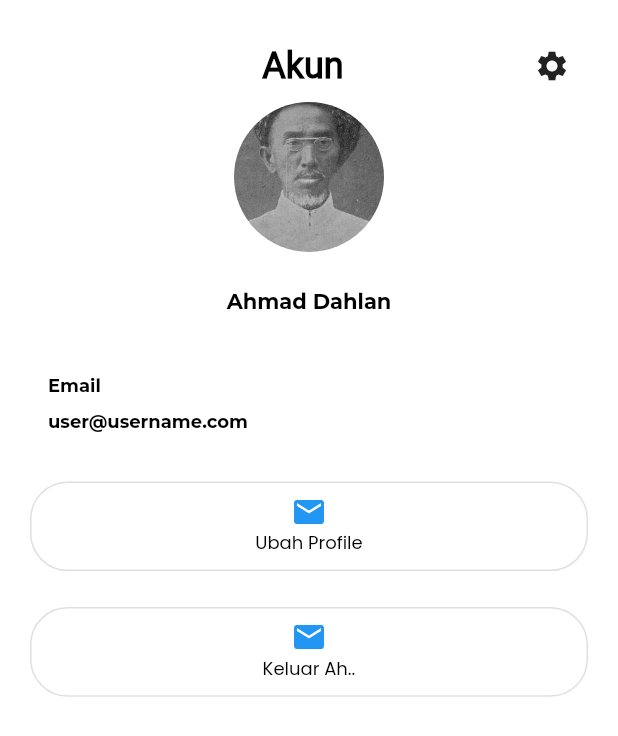
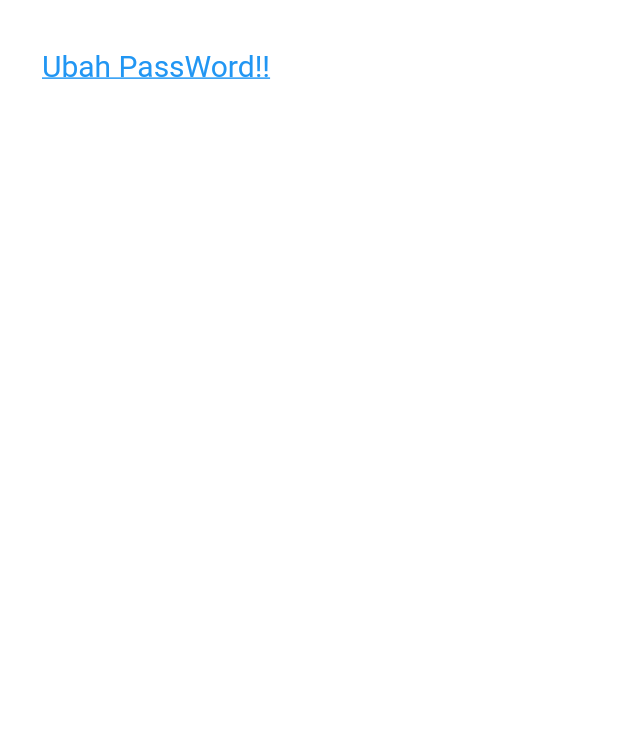
Before and after one commit to zulham-dahlan/WebinfoSenter, a Flutter app: the ProfilePage screen opened by its route, after a tap on the "settings" icon, on a phone screen of 412 x 824 dp. Shown: the top 736 px of the screen. Run offline on Flutter 3.47's test engine with Material 2 defaults, Android fonts, the phone set to English and light mode, and no system bars; our stand-ins replace cloud_firestore, firebase_auth; accounts and stored records are empty.

Commit message:
menambahkan halaman ganti password, menambahkan beberapa dependencies terkait firebase

```diff
--- a/lib/main.dart
+++ b/lib/main.dart
@@ -15,6 +15,7 @@ import 'package:webinfo_senter/ui/search_screen.dart';
 import 'package:webinfo_senter/ui/register_page.dart';
 import 'package:webinfo_senter/ui/webinarku_page.dart';
 import 'package:webinfo_senter/ui/splash_screen.dart';
+import 'package:webinfo_senter/ui/setting_page.dart';
 
 void main() async {
   WidgetsFlutterBinding.ensureInitialized();
@@ -47,6 +48,7 @@ class MyApp extends StatelessWidget {
         DetailScreen.routeName: (context) => DetailScreen(detailWebinar: ModalRoute.of(context)?.settings.arguments as Webinar),
         AllWebinar.routeName : (context) => AllWebinar(),
         FormPengajuan.routeName : (context) => FormPengajuan(),
+        SettingPage.routeName : (context) => SettingPage(),
       },
     );
   }
--- a/lib/ui/profile_page.dart
+++ b/lib/ui/profile_page.dart
@@ -2,6 +2,7 @@ import 'package:flutter/material.dart';
 import 'package:webinfo_senter/common/style.dart';
 import 'package:webinfo_senter/ui/onBoarding2_screen.dart';
 import 'package:firebase_auth/firebase_auth.dart';
+import 'package:webinfo_senter/ui/setting_page.dart';
 
 class ProfilePage extends StatelessWidget {
   static const String profileTitle = 'Profile';
@@ -33,7 +34,12 @@ class ProfilePage extends StatelessWidget {
                       Image.asset('assets/back_icon.png',color: Colors.white,),
                       Text('Akun', style: styleRobotoTitle,),
                       IconButton(
-                          onPressed: () {}, icon: Icon(Icons.settings))
+                          onPressed: () {
+                            Navigator.pushNamed(
+                                context,
+                                SettingPage.routeName
+                            );
+                          }, icon: Icon(Icons.settings))
                     ],
                   ),
                   Container(
--- a/lib/ui/setting_page.dart
+++ b/lib/ui/setting_page.dart
@@ -0,0 +1,40 @@
+import 'package:flutter/material.dart';
+import 'onBoarding2_screen.dart';
+
+
+class SettingPage extends StatelessWidget {
+  static const routeName = '/setting_page';
+
+  const SettingPage({Key? key}) : super(key: key);
+
+  @override
+  Widget build(BuildContext context) {
+    return Scaffold(
+      backgroundColor: Colors.white,
+      body: SingleChildScrollView(
+        child: SafeArea(
+          child: Container(
+            margin: const EdgeInsets.all(20),
+            child: Column(
+              children: [
+                TextButton(
+                  style: TextButton.styleFrom(
+                    textStyle: const TextStyle(fontSize: 20, decoration: TextDecoration.underline),
+                  ),
+                  onPressed: (){
+                    Navigator.pushNamed(
+                        context,
+                        OnBoarding2.routeName
+                    );
+                  },
+                  child: const Text('Ubah PassWord!!'),
+                ),
+              ],
+            ),
+          ),
+        ),
+      ),
+
+    );
+  }
+}
--- a/pubspec.yaml
+++ b/pubspec.yaml
@@ -38,6 +38,10 @@ dependencies:
   # Use with the CupertinoIcons class for iOS style icons.
   cupertino_icons: ^1.0.2
   cloud_firestore: ^3.1.5
+  image_picker: ^0.8.4+4
+  firebase_storage: ^10.2.4
+  firebase_analytics: ^9.0.4
+  firebase: ^9.0.2
 
 dev_dependencies:
   flutter_test:
```
Also changed, not shown: lib/ui/change_password_page.dart (added), pubspec.lock.
